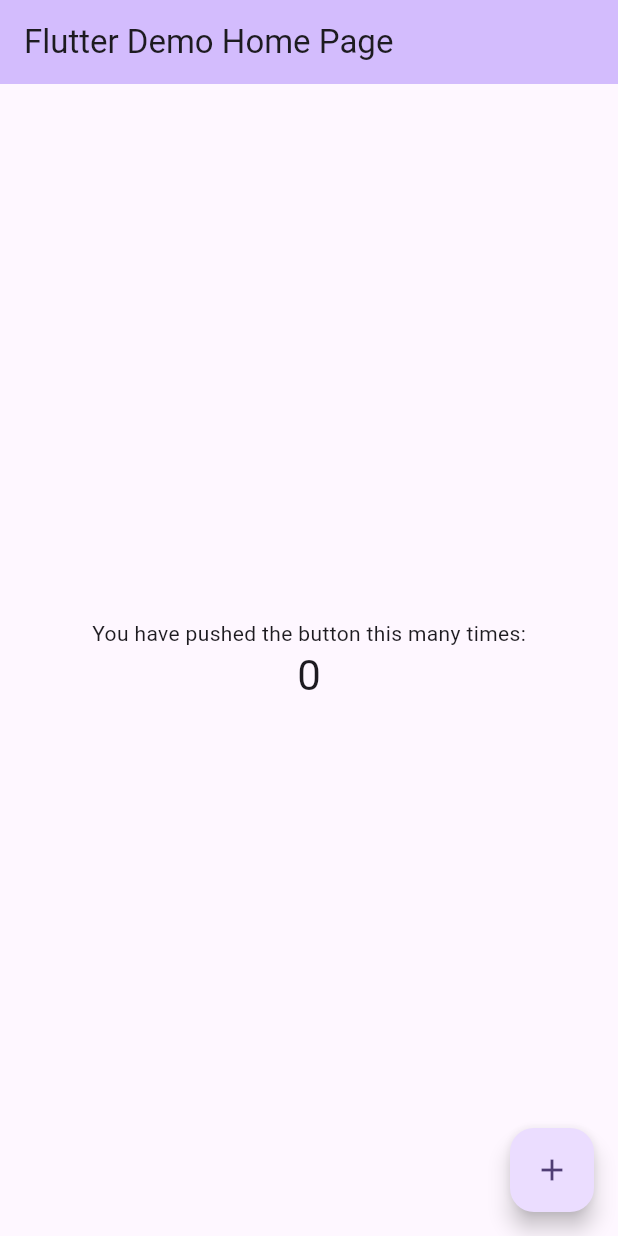
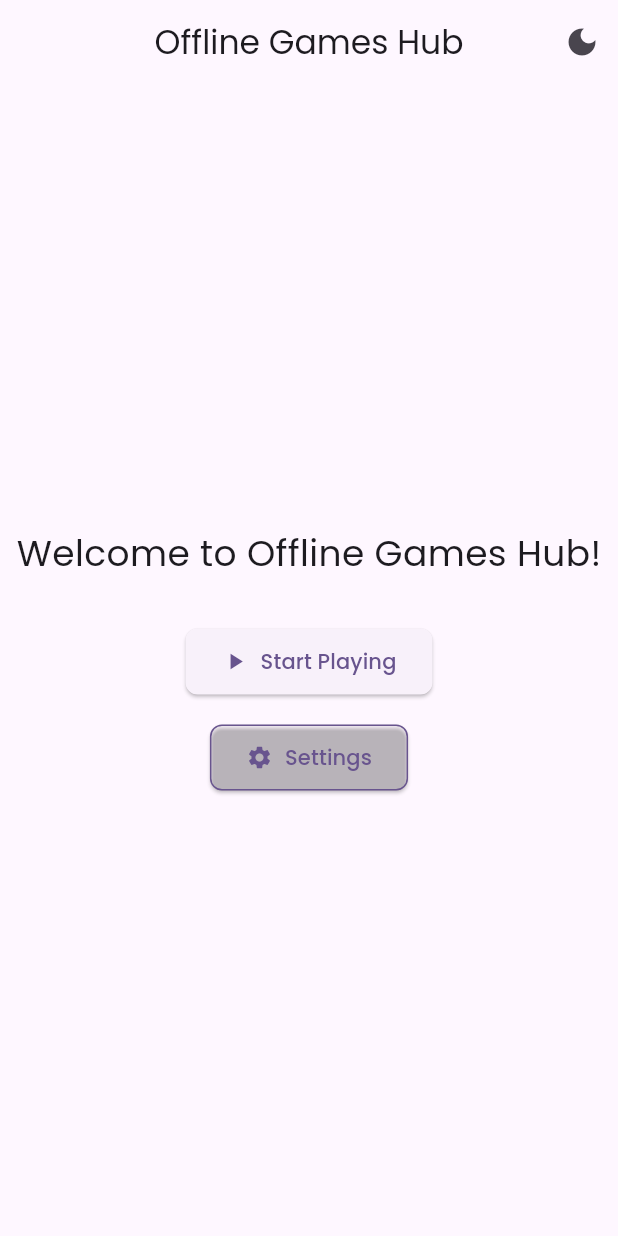
Before and after one commit to siva-I/offline_games_hub, a Flutter app: the screen it shows after launch, on a phone screen of 412 x 824 dp. Run offline on Flutter 3.47's test engine with Material 3 defaults, Android fonts, the phone set to English and light mode, and no system bars; our stand-ins replace google_fonts, shared_preferences.

Commit message:
Fix settings navigation and add tests

```diff
--- /dev/null
+++ b/lib/core/navigation/app_router.dart
@@ -0,0 +1,22 @@
+import 'package:flutter/material.dart';
+import 'package:offline_games_hub/features/home/presentation/pages/home_page.dart';
+import 'package:offline_games_hub/features/settings/presentation/pages/settings_page.dart';
+
+class AppRouter {
+  static Route<dynamic> generateRoute(RouteSettings settings) {
+    switch (settings.name) {
+      case '/':
+        return MaterialPageRoute(builder: (_) => const HomePage());
+      case '/settings':
+        return MaterialPageRoute(builder: (_) => const SettingsPage());
+      default:
+        return MaterialPageRoute(
+          builder: (_) => Scaffold(
+            body: Center(
+              child: Text('No route defined for ${settings.name}'),
+            ),
+          ),
+        );
+    }
+  }
+}
--- /dev/null
+++ b/lib/core/theme/app_theme.dart
@@ -0,0 +1,62 @@
+import 'package:flutter/material.dart';
+import 'package:google_fonts/google_fonts.dart';
+
+class AppTheme {
+  static ThemeData get lightTheme {
+    return ThemeData(
+      useMaterial3: true,
+      colorScheme: ColorScheme.fromSeed(
+        seedColor: Colors.deepPurple,
+        brightness: Brightness.light,
+      ),
+      textTheme: GoogleFonts.poppinsTextTheme(),
+      appBarTheme: const AppBarTheme(
+        centerTitle: true,
+        elevation: 0,
+      ),
+      cardTheme: CardTheme(
+        elevation: 2,
+        shape: RoundedRectangleBorder(
+          borderRadius: BorderRadius.circular(12),
+        ),
+      ),
+      elevatedButtonTheme: ElevatedButtonThemeData(
+        style: ElevatedButton.styleFrom(
+          padding: const EdgeInsets.symmetric(horizontal: 24, vertical: 12),
+          shape: RoundedRectangleBorder(
+            borderRadius: BorderRadius.circular(8),
+          ),
+        ),
+      ),
+    );
+  }
+
+  static ThemeData get darkTheme {
+    return ThemeData(
+      useMaterial3: true,
+      colorScheme: ColorScheme.fromSeed(
+        seedColor: Colors.deepPurple,
+        brightness: Brightness.dark,
+      ),
+      textTheme: GoogleFonts.poppinsTextTheme(ThemeData.dark().textTheme),
+      appBarTheme: const AppBarTheme(
+        centerTitle: true,
+        elevation: 0,
+      ),
+      cardTheme: CardTheme(
+        elevation: 2,
+        shape: RoundedRectangleBorder(
+          borderRadius: BorderRadius.circular(12),
+        ),
+      ),
+      elevatedButtonTheme: ElevatedButtonThemeData(
+        style: ElevatedButton.styleFrom(
+          padding: const EdgeInsets.symmetric(horizontal: 24, vertical: 12),
+          shape: RoundedRectangleBorder(
+            borderRadius: BorderRadius.circular(8),
+          ),
+        ),
+      ),
+    );
+  }
+}
--- /dev/null
+++ b/lib/core/widgets/app_button.dart
@@ -0,0 +1,51 @@
+import 'package:flutter/material.dart';
+
+class AppButton extends StatelessWidget {
+  final String text;
+  final VoidCallback onPressed;
+  final bool isLoading;
+  final bool isOutlined;
+  final IconData? icon;
+
+  const AppButton({
+    super.key,
+    required this.text,
+    required this.onPressed,
+    this.isLoading = false,
+    this.isOutlined = false,
+    this.icon,
+  });
+
+  @override
+  Widget build(BuildContext context) {
+    return ElevatedButton(
+      onPressed: isLoading ? null : onPressed,
+      style: isOutlined
+          ? ElevatedButton.styleFrom(
+              backgroundColor: Colors.transparent,
+              foregroundColor: Theme.of(context).colorScheme.primary,
+              side: BorderSide(
+                color: Theme.of(context).colorScheme.primary,
+              ),
+            )
+          : null,
+      child: Row(
+        mainAxisSize: MainAxisSize.min,
+        children: [
+          if (icon != null) ...[
+            Icon(icon),
+            const SizedBox(width: 8),
+          ],
+          if (isLoading)
+            const SizedBox(
+              width: 20,
+              height: 20,
+              child: CircularProgressIndicator(strokeWidth: 2),
+            )
+          else
+            Text(text),
+        ],
+      ),
+    );
+  }
+}
--- /dev/null
+++ b/lib/features/home/presentation/pages/home_page.dart
@@ -0,0 +1,55 @@
+import 'package:flutter/material.dart';
+import 'package:provider/provider.dart';
+import 'package:offline_games_hub/providers/theme_provider.dart';
+import 'package:offline_games_hub/core/widgets/app_button.dart';
+
+class HomePage extends StatelessWidget {
+  const HomePage({super.key});
+
+  @override
+  Widget build(BuildContext context) {
+    return Scaffold(
+      appBar: AppBar(
+        title: const Text('Offline Games Hub'),
+        actions: [
+          IconButton(
+            icon: Icon(
+              context.watch<ThemeProvider>().isDarkMode
+                  ? Icons.light_mode
+                  : Icons.dark_mode,
+            ),
+            onPressed: () => context.read<ThemeProvider>().toggleTheme(),
+          ),
+        ],
+      ),
+      body: Center(
+        child: Column(
+          mainAxisAlignment: MainAxisAlignment.center,
+          children: [
+            const Text(
+              'Welcome to Offline Games Hub!',
+              style: TextStyle(fontSize: 24),
+            ),
+            const SizedBox(height: 32),
+            AppButton(
+              text: 'Start Playing',
+              onPressed: () {
+                // TODO: Navigate to games list
+              },
+              icon: Icons.play_arrow,
+            ),
+            const SizedBox(height: 16),
+            AppButton(
+              text: 'Settings',
+              onPressed: () {
+                Navigator.pushNamed(context, '/settings');
+              },
+              isOutlined: true,
+              icon: Icons.settings,
+            ),
+          ],
+        ),
+      ),
+    );
+  }
+}
--- a/lib/main.dart
+++ b/lib/main.dart
@@ -1,122 +1,45 @@
 import 'package:flutter/material.dart';
+import 'package:provider/provider.dart';
+import 'package:offline_games_hub/core/navigation/app_router.dart';
+import 'package:offline_games_hub/core/theme/app_theme.dart';
+import 'package:offline_games_hub/core/services/storage_service.dart';
+import 'package:offline_games_hub/providers/theme_provider.dart';
+import 'package:offline_games_hub/features/home/presentation/pages/home_page.dart';
 
-void main() {
-  runApp(const MyApp());
+void main() async {
+  WidgetsFlutterBinding.ensureInitialized();
+
+  // Initialize services
+  final storageService = StorageService();
+  await storageService.init();
+
+  runApp(
+    MultiProvider(
+      providers: [
+        ChangeNotifierProvider(create: (_) => ThemeProvider()),
+        Provider.value(value: storageService),
+      ],
+      child: const MyApp(),
+    ),
+  );
 }
 
 class MyApp extends StatelessWidget {
   const MyApp({super.key});
 
-  // This widget is the root of your application.
   @override
   Widget build(BuildContext context) {
-    return MaterialApp(
-      title: 'Flutter Demo',
-      theme: ThemeData(
-        // This is the theme of your application.
-        //
-        // TRY THIS: Try running your application with "flutter run". You'll see
-        // the application has a purple toolbar. Then, without quitting the app,
-        // try changing the seedColor in the colorScheme below to Colors.green
-        // and then invoke "hot reload" (save your changes or press the "hot
-        // reload" button in a Flutter-supported IDE, or press "r" if you used
-        // the command line to start the app).
-        //
-        // Notice that the counter didn't reset back to zero; the application
-        // state is not lost during the reload. To reset the state, use hot
-        // restart instead.
-        //
-        // This works for code too, not just values: Most code changes can be
-        // tested with just a hot reload.
-        colorScheme: ColorScheme.fromSeed(seedColor: Colors.deepPurple),
-      ),
-      home: const MyHomePage(title: 'Flutter Demo Home Page'),
+    return Consumer<ThemeProvider>(
+      builder: (context, themeProvider, _) {
+        return MaterialApp(
+          title: 'Offline Games Hub',
+          theme: AppTheme.lightTheme,
+          darkTheme: AppTheme.darkTheme,
+          themeMode: themeProvider.isDarkMode ? ThemeMode.dark : ThemeMode.light,
+          onGenerateRoute: AppRouter.generateRoute,
+          home: const HomePage(),
+        );
+      },
     );
   }
 }
-
-class MyHomePage extends StatefulWidget {
-  const MyHomePage({super.key, required this.title});
-
-  // This widget is the home page of your application. It is stateful, meaning
-  // that it has a State object (defined below) that contains fields that affect
-  // how it looks.
-
-  // This class is the configuration for the state. It holds the values (in this
-  // case the title) provided by the parent (in this case the App widget) and
-  // used by the build method of the State. Fields in a Widget subclass are
-  // always marked "final".
-
-  final String title;
-
-  @override
-  State<MyHomePage> createState() => _MyHomePageState();
-}
-
-class _MyHomePageState extends State<MyHomePage> {
-  int _counter = 0;
-
-  void _incrementCounter() {
-    setState(() {
-      // This call to setState tells the Flutter framework that something has
-      // changed in this State, which causes it to rerun the build method below
-      // so that the display can reflect the updated values. If we changed
-      // _counter without calling setState(), then the build method would not be
-      // called again, and so nothing would appear to happen.
-      _counter++;
-    });
-  }
-
-  @override
-  Widget build(BuildContext context) {
-    // This method is rerun every time setState is called, for instance as done
-    // by the _incrementCounter method above.
-    //
-    // The Flutter framework has been optimized to make rerunning build methods
-    // fast, so that you can just rebuild anything that needs updating rather
-    // than having to individually change instances of widgets.
-    return Scaffold(
-      appBar: AppBar(
-        // TRY THIS: Try changing the color here to a specific color (to
-        // Colors.amber, perhaps?) and trigger a hot reload to see the AppBar
-        // change color while the other colors stay the same.
-        backgroundColor: Theme.of(context).colorScheme.inversePrimary,
-        // Here we take the value from the MyHomePage object that was created by
-        // the App.build method, and use it to set our appbar title.
-        title: Text(widget.title),
-      ),
-      body: Center(
-        // Center is a layout widget. It takes a single child and positions it
-        // in the middle of the parent.
-        child: Column(
-          // Column is also a layout widget. It takes a list of children and
-          // arranges them vertically. By default, it sizes itself to fit its
-          // children horizontally, and tries to be as tall as its parent.
-          //
-          // Column has various properties to control how it sizes itself and
-          // how it positions its children. Here we use mainAxisAlignment to
-          // center the children vertically; the main axis here is the vertical
-          // axis because Columns are vertical (the cross axis would be
-          // horizontal).
-          //
-          // TRY THIS: Invoke "debug painting" (choose the "Toggle Debug Paint"
-          // action in the IDE, or press "p" in the console), to see the
-          // wireframe for each widget.
-          mainAxisAlignment: MainAxisAlignment.center,
-          children: <Widget>[
-            const Text('You have pushed the button this many times:'),
-            Text(
-              '$_counter',
-              style: Theme.of(context).textTheme.headlineMedium,
-            ),
-          ],
-        ),
-      ),
-      floatingActionButton: FloatingActionButton(
-        onPressed: _incrementCounter,
-        tooltip: 'Increment',
-        child: const Icon(Icons.add),
-      ), // This trailing comma makes auto-formatting nicer for build methods.
-    );
-  }
-}
--- /dev/null
+++ b/lib/providers/theme_provider.dart
@@ -0,0 +1,26 @@
+import 'package:flutter/material.dart';
+import 'package:shared_preferences/shared_preferences.dart';
+
+class ThemeProvider with ChangeNotifier {
+  static const String _themeKey = 'theme_mode';
+  late SharedPreferences _prefs;
+  bool _isDarkMode = false;
+
+  bool get isDarkMode => _isDarkMode;
+
+  ThemeProvider() {
+    _loadThemeMode();
+  }
+
+  Future<void> _loadThemeMode() async {
+    _prefs = await SharedPreferences.getInstance();
+    _isDarkMode = _prefs.getBool(_themeKey) ?? false;
+    notifyListeners();
+  }
+
+  Future<void> toggleTheme() async {
+    _isDarkMode = !_isDarkMode;
+    await _prefs.setBool(_themeKey, _isDarkMode);
+    notifyListeners();
+  }
+}
```
Also changed, not shown: lib/core/services/storage_service.dart (added, +39 -0 lines), lib/core/widgets/game_card.dart (added, +66 -0 lines), lib/features/settings/presentation/pages/settings_page.dart (added, +31 -0 lines), lib/providers/game_provider.dart (added, +43 -0 lines), 1 other file.
